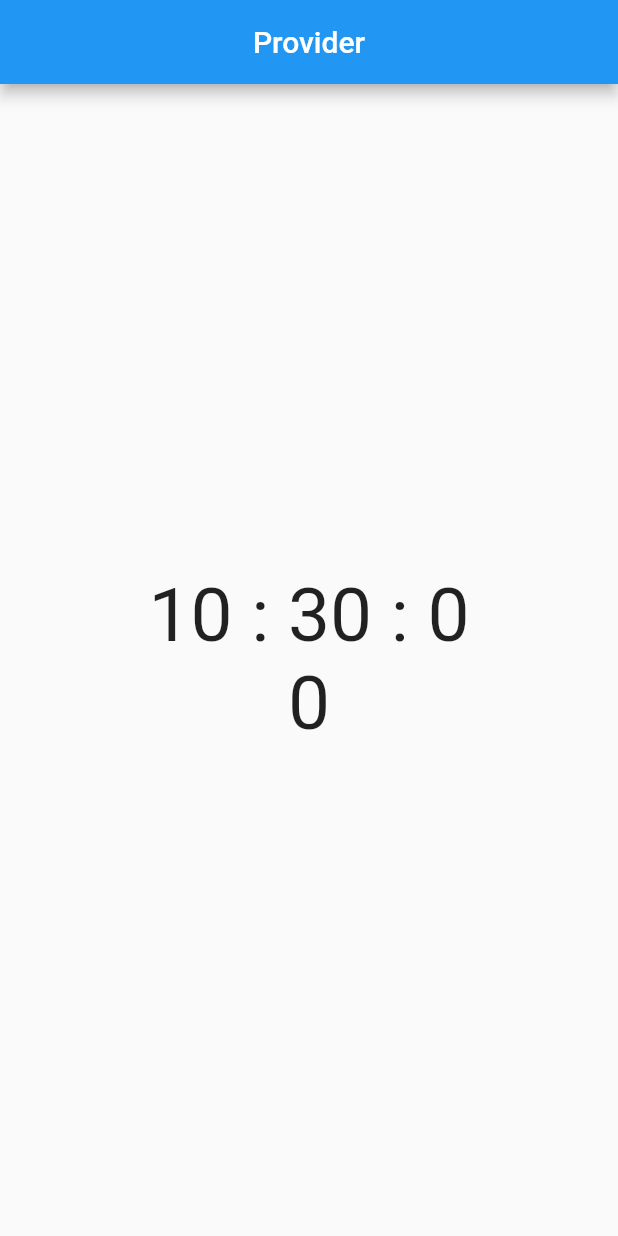
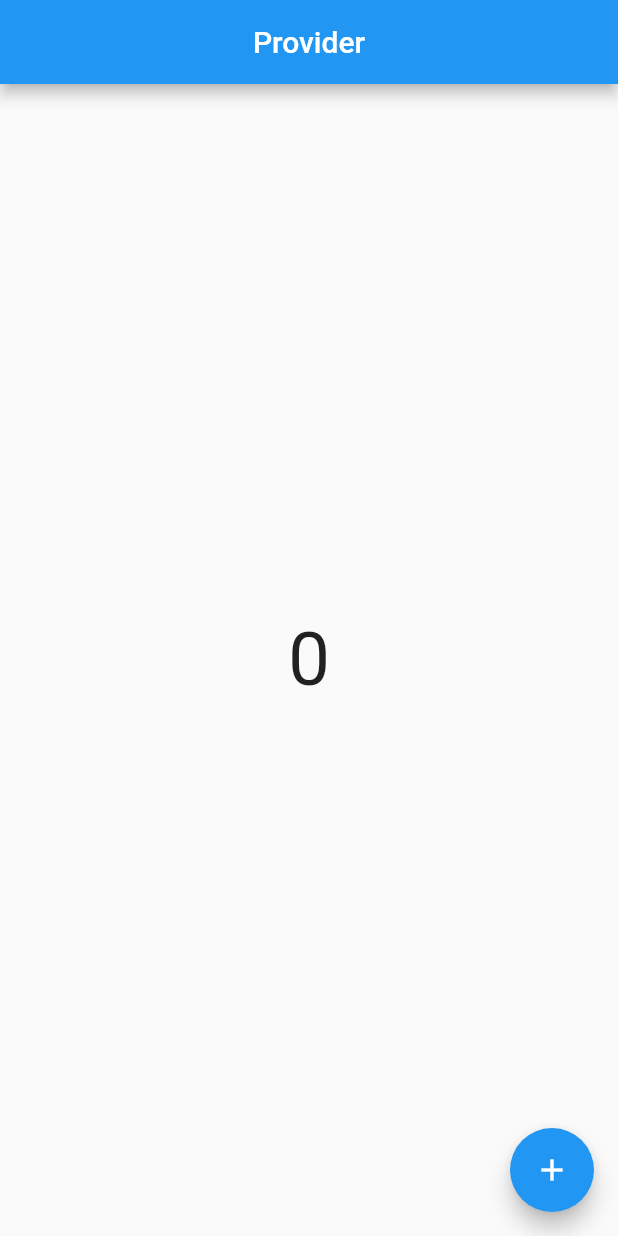
Before and after one commit to hamidhosen42/Flutter-Provider-State-Management, a Flutter app: the first screen one second after launch, on a phone screen of 412 x 824 dp. Run offline on Flutter 3.47's test engine with Material 2 defaults, Android fonts, the phone set to English and light mode, and no system bars.

Commit message:
Provider Count Example with Change Notifier & Consumer

```diff
--- a/lib/main.dart
+++ b/lib/main.dart
@@ -2,8 +2,11 @@
 
 import 'package:flutter/material.dart';
 import 'package:flutter_provider_state_management/home_screen.dart';
+import 'package:flutter_provider_state_management/provider/count_provider.dart';
+import 'package:flutter_provider_state_management/screens/examples/count_example.dart';
 import 'package:flutter_provider_state_management/statefull_widget_screen.dart';
 import 'package:flutter_provider_state_management/why_provider.dart';
+import 'package:provider/provider.dart';
 
 void main(List<String> args) {
   runApp(MyApp());
@@ -14,7 +17,9 @@ class MyApp extends StatelessWidget {
 
   @override
   Widget build(BuildContext context) {
-    return MaterialApp(
+    return ChangeNotifierProvider(
+      create: (_) => CountProvider(),//!Single provider
+      child: MaterialApp(
         debugShowCheckedModeBanner: false,
         title: 'Flutter Demo',
         theme: ThemeData(
@@ -22,7 +27,9 @@ class MyApp extends StatelessWidget {
         ),
         // home: HomeScreen(),
         // home: StateFulWidget(),
-      home: WhyProviderScreen(),
+        // home: WhyProviderScreen(),
+        home: CountExampleScreen(),
+      ),
     );
   }
 }
--- /dev/null
+++ b/lib/provider/count_provider.dart
@@ -0,0 +1,14 @@
+// ignore_for_file: prefer_final_fields
+
+import 'package:flutter/material.dart';
+
+class CountProvider with ChangeNotifier {
+  int _count = 0;
+
+  int get count => _count;
+
+  void setCount() {
+    _count++;
+    notifyListeners();
+  }
+}
--- /dev/null
+++ b/lib/screens/examples/count_example.dart
@@ -0,0 +1,64 @@
+// ignore_for_file: prefer_const_constructors, unused_local_variable, prefer_interpolation_to_compose_strings
+
+import 'dart:async';
+
+import 'package:flutter/material.dart';
+import 'package:flutter_provider_state_management/provider/count_provider.dart';
+import 'package:provider/provider.dart';
+
+class CountExampleScreen extends StatefulWidget {
+  const CountExampleScreen({super.key});
+
+  @override
+  State<CountExampleScreen> createState() => _CountExampleScreenState();
+}
+
+class _CountExampleScreenState extends State<CountExampleScreen> {
+  @override
+  void initState() {
+    // TODO: implement initState
+    super.initState();
+    final countProvider = Provider.of<CountProvider>(context, listen: false);
+    Timer.periodic(Duration(seconds: 1), (timer) {
+      countProvider.setCount();
+    });
+  }
+
+  @override
+  Widget build(BuildContext context) {
+    final countProvider = Provider.of<CountProvider>(context, listen: false);
+    // final countProvider1 = Provider.of<CountProvider>(context);
+    print("build");
+    return Scaffold(
+      appBar: AppBar(
+        title: Text("Provider"),
+        centerTitle: true,
+      ),
+      body: Column(
+        mainAxisAlignment: MainAxisAlignment.center,
+        crossAxisAlignment: CrossAxisAlignment.center,
+        children: [
+          Consumer<CountProvider>(builder: (context, value, child) {
+            return Center(
+                child: Text(
+              value.count.toString(),
+              style: TextStyle(fontSize: 50),
+            ));
+          }),
+          // Center(
+          //   child: Text(
+          //     countProvider1.count.toString(),
+          //     style: TextStyle(fontSize: 50),
+          //   ),
+          // )
+        ],
+      ),
+      floatingActionButton: FloatingActionButton(
+        onPressed: () {
+          countProvider.setCount();
+        },
+        child: Icon(Icons.add),
+      ),
+    );
+  }
+}
--- a/lib/statefull_widget_screen.dart
+++ b/lib/statefull_widget_screen.dart
@@ -1,5 +1,5 @@
 
-// ignore_for_file: prefer_const_constructors, avoid_unnecessary_containers
+// ignore_for_file: prefer_const_constructors, avoid_unnecessary_containers, avoid_print
 
 import 'package:flutter/material.dart';
 
--- a/pubspec.yaml
+++ b/pubspec.yaml
@@ -35,6 +35,7 @@ dependencies:
   # The following adds the Cupertino Icons font to your application.
   # Use with the CupertinoIcons class for iOS style icons.
   cupertino_icons: ^1.0.2
+  provider: ^6.0.5
 
 dev_dependencies:
   flutter_test:
```
Also changed, not shown: pubspec.lock, 1 other file. Lines whose indentation alone changed are shown as unchanged.
